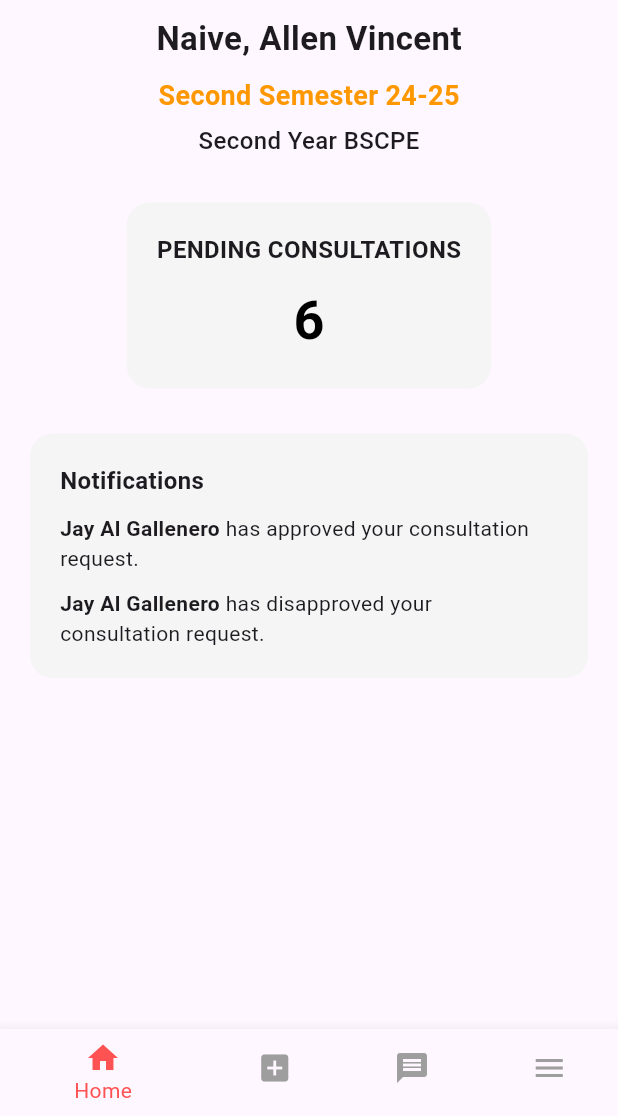
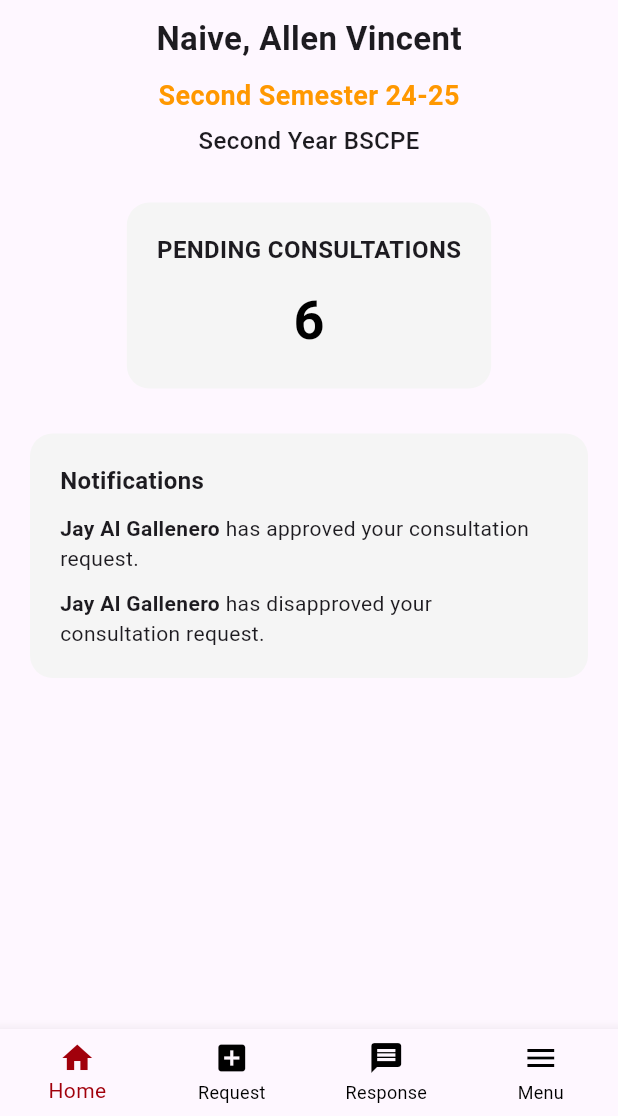
Before and after one commit to allenvincentt/UM-Consultation-App, a Flutter app: the StudentMainView screen opened directly, on a phone screen of 412 x 824 dp, the part 120-1236 px from its top. Run offline on Flutter 3.47's test engine with Material 3 defaults, Android fonts, the phone set to English and light mode, and no system bars.

Commit message:
finalize design student side

```diff
--- a/lib/views/login_view.dart
+++ b/lib/views/login_view.dart
@@ -1,5 +1,5 @@
 import 'package:flutter/material.dart';
-import 'package:um_consultation_app/viewmodels/student/login_viewmodel.dart';
+import 'package:um_consultation_app/viewmodels/login_viewmodel.dart';
 
 
 class LoginView extends StatefulWidget {
--- a/lib/views/student/student_main_view.dart
+++ b/lib/views/student/student_main_view.dart
@@ -16,6 +16,7 @@ class _MainViewState extends State<StudentMainView> {
     return Scaffold(
       body: _mainViewModel.screens[_mainViewModel.selectedIndex],
       bottomNavigationBar: BottomNavigationBar(
+        type: BottomNavigationBarType.fixed,
         items: const [
           BottomNavigationBarItem(icon: Icon(Icons.home), label: 'Home'),
           BottomNavigationBarItem(icon: Icon(Icons.add_box), label: 'Request'),
@@ -23,8 +24,8 @@ class _MainViewState extends State<StudentMainView> {
           BottomNavigationBarItem(icon: Icon(Icons.menu), label: 'Menu'),
         ],
         currentIndex: _mainViewModel.selectedIndex,
-        selectedItemColor: Colors.redAccent,
-        unselectedItemColor: Colors.grey,
+        selectedItemColor: Color(0xFFA1000B),
+        unselectedItemColor: Colors.black,
         onTap: (index) {
           setState(() {
             _mainViewModel.updateIndex(index);
```
Also changed, not shown: lib/viewmodels/login_viewmodel.dart (renamed from lib/viewmodels/student/login_viewmodel.dart).
